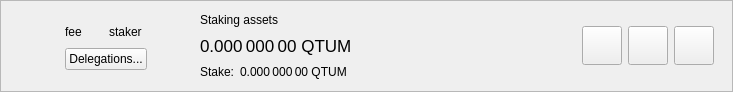
Before: the Qt Designer form src/qt/forms/superstakeritemwidget.ui in qtumproject/qtum, drawn with Qt 5.
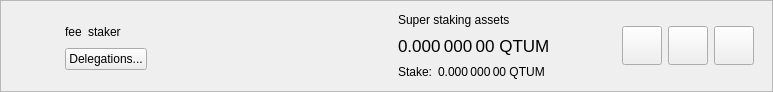
After: the same form once the commit is applied.

Commit message: Update staker and delegation widget

```diff
--- a/src/qt/forms/superstakeritemwidget.ui
+++ b/src/qt/forms/superstakeritemwidget.ui
@@ -6,7 +6,7 @@
    <rect>
     <x>0</x>
     <y>0</y>
-    <width>733</width>
+    <width>773</width>
     <height>92</height>
    </rect>
   </property>
@@ -96,9 +96,15 @@
                 </property>
                </spacer>
               </item>
-              <item>
+              <item alignment="Qt::AlignLeft">
                <widget class="QWidget" name="widgetSuperStaker" native="true">
-                <layout class="QHBoxLayout" name="horizontalLayout_2">
+                <property name="minimumSize">
+                 <size>
+                  <width>280</width>
+                  <height>0</height>
+                 </size>
+                </property>
+                <layout class="QHBoxLayout" name="horizontalLayout_2" stretch="0,0,1">
                  <property name="leftMargin">
                   <number>0</number>
                  </property>
@@ -212,7 +218,7 @@
                <item>
                 <widget class="QLabel" name="labelAssetsText">
                  <property name="text">
-                  <string>Staking assets</string>
+                  <string>Super staking assets</string>
                  </property>
                  <property name="alignment">
                   <set>Qt::AlignLeading|Qt::AlignLeft|Qt::AlignVCenter</set>
```
The commit also changes 1 other file.
